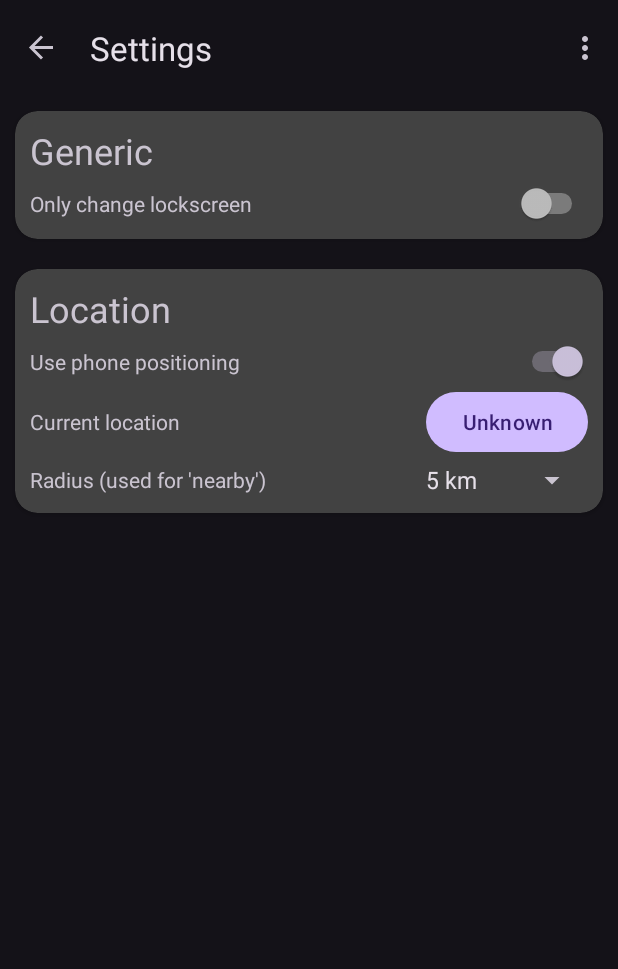
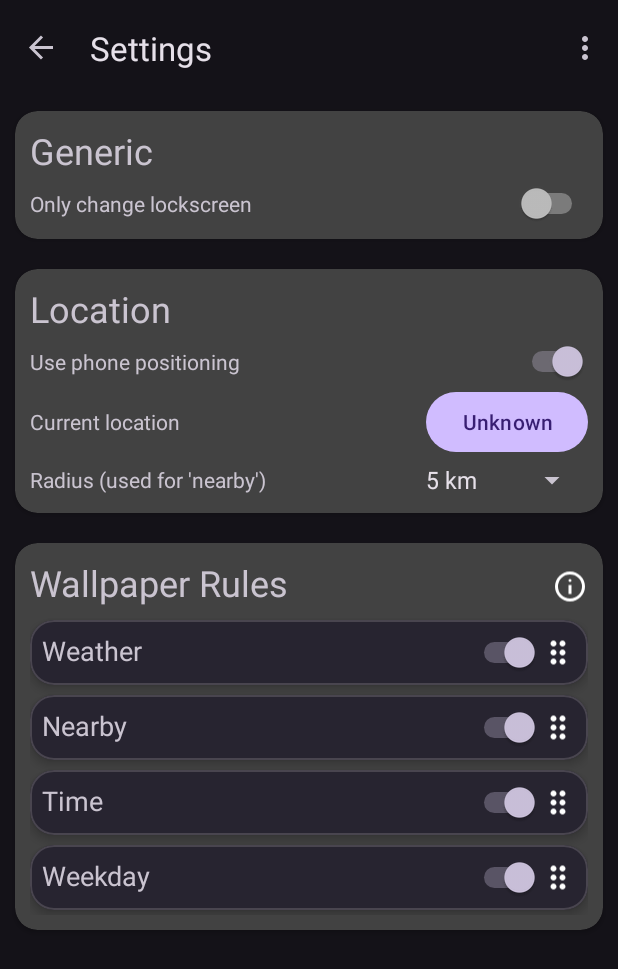
Before and after one commit to FeKozma/SmartPaper, an Android app: the screen it shows after launch (MainActivity), in the options menu, after a tap on "Settings", on a phone screen of 412 x 824 dp. Shown: the top 969 px of the screen. Run offline under Robolectric (Android 15) with nearby library versions, the phone set to English and light mode, and no system bars; our stand-ins replace navigation-ui; libraries missing offline, so code that uses them is left out: cat.ereza.customactivityoncrash, org.osmdroid.api, org.osmdroid.config, org.osmdroid.tileprovider, org.osmdroid.util and 1 more; pictures from the network do not load; 4 statements that could not run were skipped.

Commit message:
feat: settings for wallpaper rules

```diff
--- a/app/src/main/java/com/fekozma/wallpaperchanger/database/ImageCategories.java
+++ b/app/src/main/java/com/fekozma/wallpaperchanger/database/ImageCategories.java
@@ -13,11 +13,12 @@ import java.util.stream.Collectors;
 
 public enum ImageCategories {
 
-	WEATHER("weather", R.color.weather, true, new WeatherCondition(), List.of(ImageStaticTags.WEATHER_CLEAR, ImageStaticTags.WEATHER_LO_CLOUD, ImageStaticTags.WEATHER_HI_CLOUD, ImageStaticTags.WEATHER_FOGGY, ImageStaticTags.WEATHER_SNOW, ImageStaticTags.WEATHER_RAIN, ImageStaticTags.WEATHER_DRIZZLE, ImageStaticTags.WEATHER_THUNDERSTORM)),
-	TIME("time", R.color.time, new TimeCondition(), List.of(ImageStaticTags.TIME_MORNING, ImageStaticTags.TIME_MIDDAY, ImageStaticTags.TIME_EVENING, ImageStaticTags.TIME_NIGHT)),
-	WEEKDAY("weekday", R.color.weekday, new WeekdayCondition(), List.of(ImageStaticTags.WEEKDAY_MONDAY, ImageStaticTags.WEEKDAY_TUESDAY, ImageStaticTags.WEEKDAY_WEDNESDAY, ImageStaticTags.WEEKDAY_THURSDAY, ImageStaticTags.WEEKDAY_FRIDAY, ImageStaticTags.WEEKDAY_SATURDAY, ImageStaticTags.WEEKDAY_SUNDAY)),
-	LOCATION("nearby", R.color.location, true, new LocationCondition(), List.of());
+	WEATHER(0, "Weather", R.color.weather, true, new WeatherCondition(), List.of(ImageStaticTags.WEATHER_CLEAR, ImageStaticTags.WEATHER_LO_CLOUD, ImageStaticTags.WEATHER_HI_CLOUD, ImageStaticTags.WEATHER_FOGGY, ImageStaticTags.WEATHER_SNOW, ImageStaticTags.WEATHER_RAIN, ImageStaticTags.WEATHER_DRIZZLE, ImageStaticTags.WEATHER_THUNDERSTORM)),
+	LOCATION(1, "Nearby", R.color.location, true, new LocationCondition(), List.of()),
+	TIME(2, "Time", R.color.time, new TimeCondition(), List.of(ImageStaticTags.TIME_MORNING, ImageStaticTags.TIME_MIDDAY, ImageStaticTags.TIME_EVENING, ImageStaticTags.TIME_NIGHT)),
+	WEEKDAY(3, "Weekday", R.color.weekday, new WeekdayCondition(), List.of(ImageStaticTags.WEEKDAY_MONDAY, ImageStaticTags.WEEKDAY_TUESDAY, ImageStaticTags.WEEKDAY_WEDNESDAY, ImageStaticTags.WEEKDAY_THURSDAY, ImageStaticTags.WEEKDAY_FRIDAY, ImageStaticTags.WEEKDAY_SATURDAY, ImageStaticTags.WEEKDAY_SUNDAY));
 
+	private final int startingPos;
 	private final ConditionalImages condition;
 	private final ConditionalImagesAndTags conditionWTag;
 	private final String category;
@@ -25,7 +26,8 @@ public enum ImageCategories {
 	private final @ColorInt int color;
 	private boolean needsGps = false;
 
-	ImageCategories(String category, int color, ConditionalImages condition, List<ImageStaticTags> tags) {
+	ImageCategories(int startingPos, String category, int color, ConditionalImages condition, List<ImageStaticTags> tags) {
+		this.startingPos = startingPos;
 		this.condition = condition;
 		this.conditionWTag = null;
 		this.category = category;
@@ -33,7 +35,8 @@ public enum ImageCategories {
 		this.color = color;
 	}
 
-	ImageCategories(String category, int color, boolean needsGps, ConditionalImages condition, List<ImageStaticTags> tags) {
+	ImageCategories(int startingPos, String category, int color, boolean needsGps, ConditionalImages condition, List<ImageStaticTags> tags) {
+		this.startingPos = startingPos;
 		this.condition = condition;
 		this.conditionWTag = null;
 		this.category = category;
@@ -42,7 +45,8 @@ public enum ImageCategories {
 		this.needsGps = needsGps;
 	}
 
-	ImageCategories(String category, int color, boolean needsGps, ConditionalImagesAndTags condition, List<ImageStaticTags> tags) {
+	ImageCategories(int startingPos, String category, int color, boolean needsGps, ConditionalImagesAndTags condition, List<ImageStaticTags> tags) {
+		this.startingPos = startingPos;
 		this.condition = null;
 		this.conditionWTag = condition;
 		this.category = category;
@@ -107,7 +111,20 @@ public enum ImageCategories {
 		return SharedPreferencesUtil.getBoolean(SharedPreferencesUtil.KEYS.CATEGORY_ACTIVE, this);
 	}
 
+	public void setActive(boolean isActive) {
+		SharedPreferencesUtil.setBoolean(SharedPreferencesUtil.KEYS.CATEGORY_ACTIVE, this, isActive);
+	}
+
 	public boolean needsGps() {
 		return this.needsGps;
 	}
+
+	public int getStartingPos() {
+		int posFromSharedPref = SharedPreferencesUtil.getInt(SharedPreferencesUtil.KEYS.CATEGORY_POSITION, this);
+		return posFromSharedPref < 0 ? startingPos : posFromSharedPref;
+	}
+
+	public void setStartingPos(int pos) {
+		SharedPreferencesUtil.setInt(SharedPreferencesUtil.KEYS.CATEGORY_POSITION, this, pos);
+	}
 }
--- a/app/src/main/java/com/fekozma/wallpaperchanger/fragments/ImageListFragment.java
+++ b/app/src/main/java/com/fekozma/wallpaperchanger/fragments/ImageListFragment.java
@@ -118,13 +118,14 @@ public class ImageListFragment extends Fragment {
 				.withEndAction(() -> {
 					// Switch image when faded out
 					Activity activity = getActivity();
-					if (activity == null || activity.isFinishing()) {
+					ImageListBinding tmpBinding = binding;
+					if (activity == null || activity.isFinishing() || tmpBinding == null) {
 						return;
 					}
-					binding.imageListIconPhoneContent.setImageResource(iconResIds[currentIndex]);
+					tmpBinding.imageListIconPhoneContent.setImageResource(iconResIds[currentIndex]);
 
 					// Fade in
-					binding.imageListIconPhoneContent.animate()
+					tmpBinding.imageListIconPhoneContent.animate()
 						.alpha(1f)
 						.setDuration(300)
 						.start();
--- a/app/src/main/java/com/fekozma/wallpaperchanger/fragments/SettingsFragment.java
+++ b/app/src/main/java/com/fekozma/wallpaperchanger/fragments/SettingsFragment.java
@@ -14,12 +14,20 @@ import android.widget.CompoundButton;
 import androidx.annotation.NonNull;
 import androidx.core.app.ActivityCompat;
 import androidx.fragment.app.Fragment;
+import androidx.recyclerview.widget.ItemTouchHelper;
+import androidx.recyclerview.widget.LinearLayoutManager;
 
 import com.fekozma.wallpaperchanger.R;
 import com.fekozma.wallpaperchanger.database.DBLog;
+import com.fekozma.wallpaperchanger.database.ImageCategories;
 import com.fekozma.wallpaperchanger.databinding.SettingsBinding;
+import com.fekozma.wallpaperchanger.lists.job_category_order.CategoryAdapter;
+import com.fekozma.wallpaperchanger.util.GestureUtil;
 import com.fekozma.wallpaperchanger.util.LocationUtil;
 import com.fekozma.wallpaperchanger.util.SharedPreferencesUtil;
+
+import java.util.ArrayList;
+import java.util.Arrays;
 
 public class SettingsFragment extends Fragment {
 
@@ -52,7 +60,36 @@ public class SettingsFragment extends Fragment {
 
 		setWeatherSettings();
 		setLocationSettings();
+		setTagGroupsSettings();
 
+
+	}
+
+	private void setTagGroupsSettings() {
+
+		binding.tagGroupInfo.setOnClickListener(view -> {
+			AlertDialog infoDialog = new AlertDialog.Builder(getContext())
+				.setIcon(R.drawable.info_24dp)
+				.setTitle("Wallpaper Rules")
+				.setMessage("Here you can arrange and toggle the rules that decide your wallpapers. The app checks them in order: the first matching rule is used, then the next, and so on. If a rule is turned off, it will be ignored.")
+				.setPositiveButton(android.R.string.ok, (d, i) -> {
+				})
+				.create();
+			infoDialog.show();
+			infoDialog.getWindow().setBackgroundDrawableResource(R.drawable.dialog_background);
+		});
+
+		CategoryAdapter adapter = new CategoryAdapter(new ArrayList<>(Arrays.asList(ImageCategories.values())));
+
+		binding.tagGroups.setLayoutManager(new LinearLayoutManager(getContext()) {
+			@Override
+			public boolean canScrollVertically() {
+				return false;
+			}
+		});
+		binding.tagGroups.setAdapter(adapter);
+
+		new ItemTouchHelper(GestureUtil.getSimpleTouchCallback(adapter::onItemMove)).attachToRecyclerView(binding.tagGroups);
 
 	}
 
--- a/app/src/main/java/com/fekozma/wallpaperchanger/jobs/RandomImageJob.java
+++ b/app/src/main/java/com/fekozma/wallpaperchanger/jobs/RandomImageJob.java
@@ -19,6 +19,7 @@ import com.google.common.util.concurrent.ListenableFuture;
 
 import java.io.File;
 import java.util.Arrays;
+import java.util.Comparator;
 import java.util.List;
 import java.util.Random;
 import java.util.concurrent.Executor;
@@ -44,8 +45,17 @@ public class RandomImageJob extends ListenableWorker {
 
 			executor.execute(() -> {
 				try {
-					List<ImageCategories> categories = Stream.of(ImageCategories.values()).filter(ImageCategories::isActive).collect(Collectors.toList());
+					List<ImageCategories> categories =
+						Stream.of(ImageCategories.values())
+							.filter(ImageCategories::isActive)
+							.collect(Collectors.toList());
 
+					if (categories.isEmpty()) {
+						completer.set(Result.success());
+						return;
+					}
+
+					categories.sort(Comparator.comparingInt(ImageCategories::getStartingPos));
 					if (categories.stream().anyMatch(ImageCategories::needsGps)) {
 						LocationUtil.getCurrentLocation((location) -> {
 							continueWork(categories, DBImage.db.getImages(), location, completer);
--- /dev/null
+++ b/app/src/main/java/com/fekozma/wallpaperchanger/lists/job_category_order/CategoryAdapter.java
@@ -0,0 +1,79 @@
+package com.fekozma.wallpaperchanger.lists.job_category_order;
+
+import android.view.LayoutInflater;
+import android.view.View;
+import android.view.ViewGroup;
+import android.widget.Switch;
+import android.widget.TextView;
+
+import androidx.annotation.NonNull;
+import androidx.recyclerview.widget.RecyclerView;
+
+import com.fekozma.wallpaperchanger.database.ImageCategories;
+import com.fekozma.wallpaperchanger.databinding.ItemCategoryBinding;
+import com.google.android.material.snackbar.Snackbar;
+
+import java.util.Collections;
+import java.util.Comparator;
+import java.util.List;
+
+public class CategoryAdapter extends RecyclerView.Adapter<CategoryAdapter.CategoryViewHolder> {
+
+	private final List<ImageCategories> categories;
+
+	public CategoryAdapter(List<ImageCategories> categories) {
+		categories.sort(Comparator.comparingInt(ImageCategories::getStartingPos));
+		this.categories = categories;
+	}
+
+	@NonNull
+	@Override
+	public CategoryViewHolder onCreateViewHolder(@NonNull ViewGroup parent, int viewType) {
+		ItemCategoryBinding binding = ItemCategoryBinding.inflate(LayoutInflater.from(parent.getContext()), parent, false);
+
+		return new CategoryViewHolder(binding);
+	}
+
+	@Override
+	public void onBindViewHolder(@NonNull CategoryViewHolder holder, int position) {
+		ImageCategories category = categories.get(position);
+		holder.name.setText(category.getCategory());
+		holder.toggle.setChecked(category.isActive());
+
+		holder.toggle.setOnCheckedChangeListener((buttonView, isChecked) -> {
+			category.setActive(isChecked);
+			if (!isChecked && categories.stream().noneMatch(ImageCategories::isActive)) {
+				holder.toggle.setChecked(true);
+				Snackbar.make(holder.itemView, "At least one category must be active", Snackbar.LENGTH_SHORT).show();
+			}
+		});
+	}
+
+	@Override
+	public int getItemCount() {
+		return categories.size();
+	}
+
+	public void onItemMove(int fromPosition, int toPosition) {
+		if (fromPosition == toPosition) {
+			return;
+		}
+		Collections.swap(categories, fromPosition, toPosition);
+		for (int i = Math.min(fromPosition, toPosition); i <= Math.max(fromPosition, toPosition); i++) {
+			categories.get(i).setStartingPos(i);
+		}
+		notifyItemMoved(fromPosition, toPosition);
+	}
+
+	static class CategoryViewHolder extends RecyclerView.ViewHolder {
+		TextView name;
+		Switch toggle;
+
+		public CategoryViewHolder(@NonNull ItemCategoryBinding itemView) {
+			super(itemView.getRoot());
+
+			name = itemView.categoryName;
+			toggle = itemView.categorySwitch;
+		}
+	}
+}
--- a/app/src/main/java/com/fekozma/wallpaperchanger/lists/tags/EditTagsDialogViewPageAdapter.java
+++ b/app/src/main/java/com/fekozma/wallpaperchanger/lists/tags/EditTagsDialogViewPageAdapter.java
@@ -9,22 +9,34 @@ import androidx.viewpager2.adapter.FragmentStateAdapter;
 import com.fekozma.wallpaperchanger.database.DBImage;
 import com.fekozma.wallpaperchanger.database.ImageCategories;
 
+import java.util.ArrayList;
+import java.util.Comparator;
+import java.util.List;
+
 public class EditTagsDialogViewPageAdapter extends FragmentStateAdapter {
 	private final DBImage[] images;
 
+	private final List<ImageCategories> categories;
+
 	public EditTagsDialogViewPageAdapter(DBImage[] images, @NonNull FragmentManager fragmentManager, @NonNull Lifecycle lifecycle) {
 		super(fragmentManager, lifecycle);
+		categories = new ArrayList<>(List.of(ImageCategories.values()));
+		categories.sort(Comparator.comparingInt(ImageCategories::getStartingPos));
 		this.images = images;
 	}
 
 	@NonNull
 	@Override
 	public Fragment createFragment(int position) {
-		return new EditTagsDialogViewPage(ImageCategories.values()[position], images);
+		return new EditTagsDialogViewPage(categories.get(position), images);
 	}
 
 	@Override
 	public int getItemCount() {
-		return ImageCategories.values().length;
+		return categories.size();
+	}
+
+	public ImageCategories getCategory(int position) {
+		return categories.get(position);
 	}
 }
--- a/app/src/main/java/com/fekozma/wallpaperchanger/lists/tags/TagsListAdapter.java
+++ b/app/src/main/java/com/fekozma/wallpaperchanger/lists/tags/TagsListAdapter.java
@@ -58,7 +58,8 @@ public class TagsListAdapter extends RecyclerView.Adapter<TagsListHolder> {
 
 					viewpager.setBackgroundColor(Color.argb(21, 255, 255, 255));
 
-					viewpager.setAdapter(new EditTagsDialogViewPageAdapter(images, activity.getSupportFragmentManager(), activity.getLifecycle()));
+					EditTagsDialogViewPageAdapter pageAdapter = new EditTagsDialogViewPageAdapter(images, activity.getSupportFragmentManager(), activity.getLifecycle());
+					viewpager.setAdapter(pageAdapter);
 					viewpager.setMinimumHeight(500);
 
 					tablayout.setBackgroundColor(Color.TRANSPARENT);
@@ -84,11 +85,12 @@ public class TagsListAdapter extends RecyclerView.Adapter<TagsListHolder> {
 					});
 
 					new TabLayoutMediator(tablayout, viewpager, (tab, position) -> {
-						tab.setText(ImageCategories.values()[position].getCategory());
+						ImageCategories cat = pageAdapter.getCategory(position);
+						tab.setText(cat.getCategory());
 
 						TextView tabTextView = (TextView) tab.view.getChildAt(1); // 0 = icon, 1 = text
 						if (tabTextView != null) {
-							tabTextView.setTextColor(ContextUtil.getContext().getColor(ImageCategories.values()[position].getColor())); // Your color here
+							tabTextView.setTextColor(ContextUtil.getContext().getColor(cat.getColor())); // Your color here
 						}
 
 						//tab.view.setBackgroundColor(ContextUtil.getContext().getColor(ImageCategories.values()[position].getColor()));
--- a/app/src/main/java/com/fekozma/wallpaperchanger/util/GestureUtil.java
+++ b/app/src/main/java/com/fekozma/wallpaperchanger/util/GestureUtil.java
@@ -1,12 +1,43 @@
 package com.fekozma.wallpaperchanger.util;
 
 import android.content.Context;
+import android.util.Log;
 import android.view.GestureDetector;
 import android.view.MotionEvent;
 
+import androidx.annotation.NonNull;
+import androidx.recyclerview.widget.ItemTouchHelper;
+import androidx.recyclerview.widget.RecyclerView;
+
 import com.fekozma.wallpaperchanger.database.DBLog;
 
+import java.util.function.BiConsumer;
+
 public class GestureUtil {
+
+	public static ItemTouchHelper.SimpleCallback getSimpleTouchCallback(BiConsumer<Integer, Integer> onItemMove) {
+		return new ItemTouchHelper.SimpleCallback(
+			ItemTouchHelper.UP | ItemTouchHelper.DOWN,
+			0) {  // no swipe delete
+
+			@Override
+			public boolean onMove(@NonNull RecyclerView recyclerView,
+								  @NonNull RecyclerView.ViewHolder viewHolder,
+								  @NonNull RecyclerView.ViewHolder target) {
+				int fromPos = viewHolder.getBindingAdapterPosition();
+				int toPos = target.getBindingAdapterPosition();
+				DBLog.db.addLog(DBLog.LEVELS.DEBUG, "Moved from " + fromPos + " to " + toPos);
+				onItemMove.accept(fromPos, toPos);
+				return true;
+			}
+
+			@Override
+			public void onSwiped(@NonNull RecyclerView.ViewHolder viewHolder, int direction) {
+				// Not used
+			}
+
+		};
+	};
 
 	public static GestureDetector getGestureDetector(Context context, DialogSwipeListener listener) {
 
--- a/app/src/main/java/com/fekozma/wallpaperchanger/util/SharedPreferencesUtil.java
+++ b/app/src/main/java/com/fekozma/wallpaperchanger/util/SharedPreferencesUtil.java
@@ -12,17 +12,29 @@ public class SharedPreferencesUtil {
 		sharedPreferences = ContextUtil.getContext().getSharedPreferences(ContextUtil.getContext().getApplicationInfo().name, Context.MODE_PRIVATE);
 	}
 
+	// Integer
+
 	public static Integer getInt(KEYS key) {
 		checkSharedPreferences();
 		return sharedPreferences.getInt(key.key, (Integer) key.value);
 	}
 
-	// Integer
+	public static Integer getInt(KEYS key, ImageCategories cat) {
+		checkSharedPreferences();
+		return sharedPreferences.getInt(getName(key, cat), (Integer) key.value);
+	}
 
 	public static void setInt(KEYS key, int value) {
 		checkSharedPreferences();
 		SharedPreferences.Editor editor = sharedPreferences.edit();
 		editor.putInt(key.key, value);
+		editor.apply();
+	}
+
+	public static void setInt(KEYS key, ImageCategories cat, int value) {
+		checkSharedPreferences();
+		SharedPreferences.Editor editor = sharedPreferences.edit();
+		editor.putInt(getName(key, cat), value);
 		editor.apply();
 	}
 
@@ -34,7 +46,7 @@ public class SharedPreferencesUtil {
 
 	public static boolean getBoolean(KEYS key, ImageCategories cat) {
 		checkSharedPreferences();
-		return sharedPreferences.getBoolean(key.key + "_" + cat.getCategory(), (boolean) key.value);
+		return sharedPreferences.getBoolean(getName(key, cat), (boolean) key.value);
 	}
 
 	public static void setBoolean(KEYS key, Boolean value) {
@@ -47,7 +59,7 @@ public class SharedPreferencesUtil {
 	public static void setBoolean(KEYS key, ImageCategories cat, boolean value) {
 		checkSharedPreferences();
 		SharedPreferences.Editor editor = sharedPreferences.edit();
-		editor.putBoolean(key.key + "_" + cat, value);
+		editor.putBoolean(getName(key, cat), value);
 		editor.apply();
 	}
 
@@ -77,7 +89,8 @@ public class SharedPreferencesUtil {
 		WEATHER_CATEGORY("weather_category", null),
 		USE_GPS("use_gps", true),
 		CATEGORY_ACTIVE("category_active", true),
-		LOCATION_RADIUS("location_radius", 5);
+		LOCATION_RADIUS("location_radius", 5),
+		CATEGORY_POSITION("category_position", -1);
 
 		String key;
 		Object value;
@@ -87,4 +100,8 @@ public class SharedPreferencesUtil {
 			this.value = defaultValue;
 		}
 	}
+
+	private static String getName(KEYS key, ImageCategories cat) {
+		return key.key + "_" + cat.getCategory();
+	}
 }
--- /dev/null
+++ b/app/src/main/res/drawable/drag_indicator_24dp.xml
@@ -0,0 +1,9 @@
+<vector xmlns:android="http://schemas.android.com/apk/res/android"
+    android:width="24dp"
+    android:height="24dp"
+    android:viewportWidth="960"
+    android:viewportHeight="960">
+  <path
+      android:pathData="M360,800q-33,0 -56.5,-23.5T280,720q0,-33 23.5,-56.5T360,640q33,0 56.5,23.5T440,720q0,33 -23.5,56.5T360,800ZM600,800q-33,0 -56.5,-23.5T520,720q0,-33 23.5,-56.5T600,640q33,0 56.5,23.5T680,720q0,33 -23.5,56.5T600,800ZM360,560q-33,0 -56.5,-23.5T280,480q0,-33 23.5,-56.5T360,400q33,0 56.5,23.5T440,480q0,33 -23.5,56.5T360,560ZM600,560q-33,0 -56.5,-23.5T520,480q0,-33 23.5,-56.5T600,400q33,0 56.5,23.5T680,480q0,33 -23.5,56.5T600,560ZM360,320q-33,0 -56.5,-23.5T280,240q0,-33 23.5,-56.5T360,160q33,0 56.5,23.5T440,240q0,33 -23.5,56.5T360,320ZM600,320q-33,0 -56.5,-23.5T520,240q0,-33 23.5,-56.5T600,160q33,0 56.5,23.5T680,240q0,33 -23.5,56.5T600,320Z"
+      android:fillColor="#e3e3e3"/>
+</vector>
--- /dev/null
+++ b/app/src/main/res/drawable/info_24dp.xml
@@ -0,0 +1,9 @@
+<vector xmlns:android="http://schemas.android.com/apk/res/android"
+    android:width="24dp"
+    android:height="24dp"
+    android:viewportWidth="960"
+    android:viewportHeight="960">
+  <path
+      android:pathData="M440,680h80v-240h-80v240ZM480,360q17,0 28.5,-11.5T520,320q0,-17 -11.5,-28.5T480,280q-17,0 -28.5,11.5T440,320q0,17 11.5,28.5T480,360ZM480,880q-83,0 -156,-31.5T197,763q-54,-54 -85.5,-127T80,480q0,-83 31.5,-156T197,197q54,-54 127,-85.5T480,80q83,0 156,31.5T763,197q54,54 85.5,127T880,480q0,83 -31.5,156T763,763q-54,54 -127,85.5T480,880ZM480,800q134,0 227,-93t93,-227q0,-134 -93,-227t-227,-93q-134,0 -227,93t-93,227q0,134 93,227t227,93ZM480,480Z"
+      android:fillColor="#e3e3e3"/>
+</vector>
--- /dev/null
+++ b/app/src/main/res/layout/item_category.xml
@@ -0,0 +1,36 @@
+<?xml version="1.0" encoding="utf-8"?>
+
+<com.google.android.material.card.MaterialCardView xmlns:android="http://schemas.android.com/apk/res/android"
+    xmlns:app="http://schemas.android.com/apk/res-auto"
+    android:layout_width="match_parent"
+    android:layout_height="wrap_content"
+    android:layout_marginVertical="3dp"
+    app:cardCornerRadius="16dp"
+    app:cardElevation="4dp"
+    app:strokeWidth="1dp"
+    android:foreground="?attr/selectableItemBackground">
+    <LinearLayout
+        android:layout_width="match_parent"
+        android:layout_height="wrap_content"
+        android:orientation="horizontal"
+        android:padding="8dp">
+
+        <TextView
+            android:id="@+id/categoryName"
+            android:layout_width="0dp"
+            android:layout_height="wrap_content"
+            android:layout_weight="1"
+            android:textSize="18sp"/>
+
+        <Switch
+            android:id="@+id/categorySwitch"
+            android:layout_width="wrap_content"
+            android:layout_height="wrap_content"/>
+        <ImageView
+            android:layout_width="wrap_content"
+            android:layout_height="match_parent"
+            app:tint="@android:color/white"
+            android:src="@drawable/drag_indicator_24dp"/>
+
+    </LinearLayout>
+</com.google.android.material.card.MaterialCardView>
--- a/app/src/main/res/layout/settings.xml
+++ b/app/src/main/res/layout/settings.xml
@@ -144,5 +144,53 @@
             </LinearLayout>
         </androidx.cardview.widget.CardView>
 
+        <androidx.cardview.widget.CardView
+            android:layout_width="match_parent"
+            android:layout_height="wrap_content"
+            android:layout_margin="10dp"
+
+            app:cardCornerRadius="15dp">
+
+            <LinearLayout
+                android:layout_width="match_parent"
+                android:layout_height="wrap_content"
+                android:layout_marginVertical="10dp"
+
+                android:orientation="vertical"
+                android:paddingLeft="10dp"
+                android:paddingRight="10dp">
+
+                <LinearLayout
+                    android:orientation="horizontal"
+                    android:layout_width="match_parent"
+                    android:layout_height="match_parent">
+                    <TextView
+                        android:layout_width="wrap_content"
+                        android:layout_height="wrap_content"
+                        android:layout_marginBottom="5dp"
+                        android:text="Wallpaper Rules"
+                        android:textSize="24dp" />
+                    <View
+                        android:layout_width="match_parent"
+                        android:layout_height="0dp"
+                        android:layout_weight="1" />
+                    <ImageView
+                        android:id="@+id/tag_group_info"
+                        app:tint="@android:color/white"
+                        android:layout_width="wrap_content"
+                        android:layout_height="match_parent"
+                        android:src="@drawable/info_24dp"/>
+                </LinearLayout>
+
+                <androidx.recyclerview.widget.RecyclerView
+                    android:id="@+id/tag_groups"
+                    android:layout_height="wrap_content"
+                    android:layout_width="match_parent" />
+            </LinearLayout>
+        </androidx.cardview.widget.CardView>
+        <View
+            android:layout_width="match_parent"
+            android:layout_height="60dp"/>
+
     </LinearLayout>
 </ScrollView>
```
